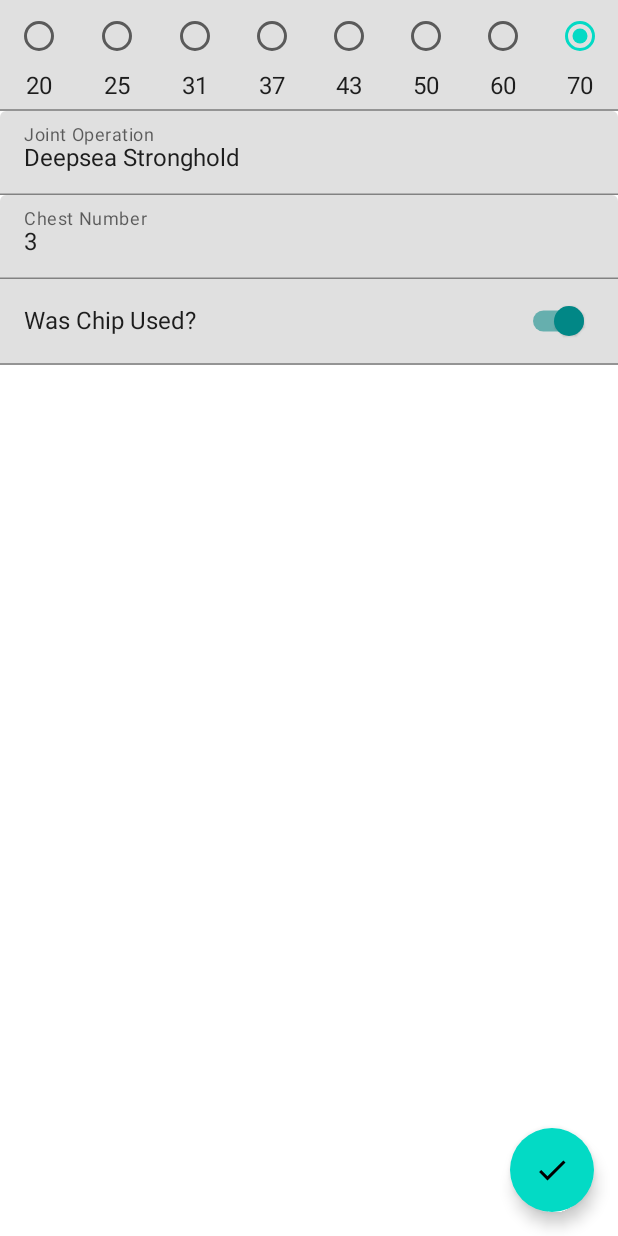
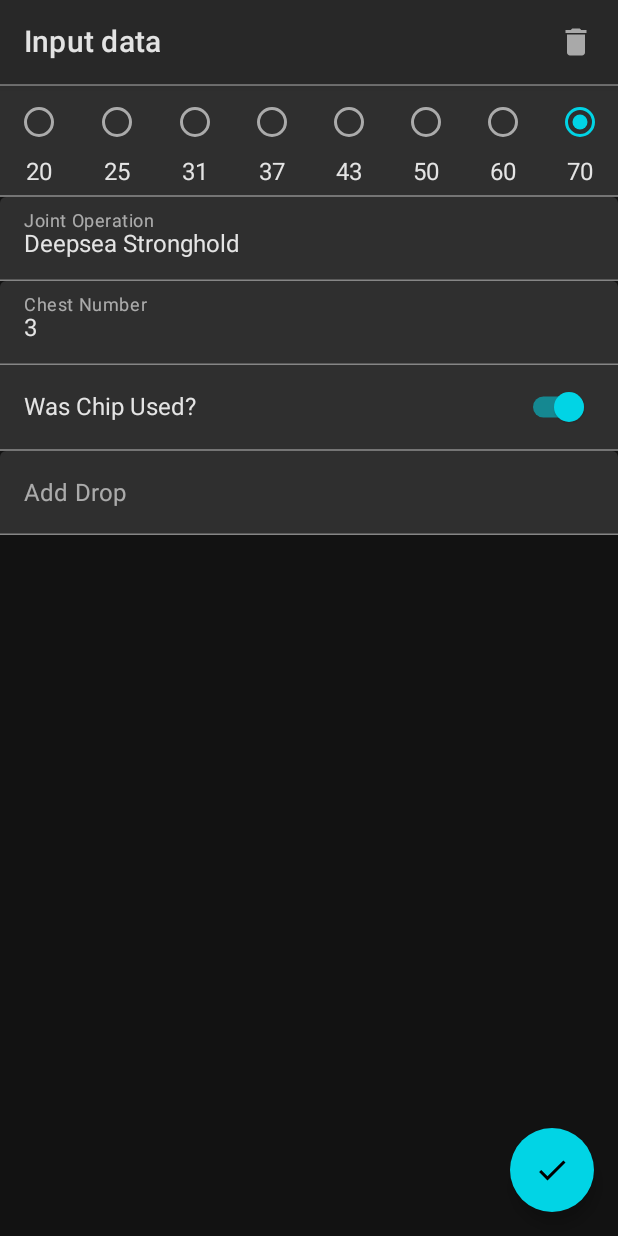
Before and after one commit to ceribe/tower-of-fantasy-assistant, an Android app built with Jetpack Compose: the screen it shows after launch (MainActivity), after a tap on "Add", on a phone screen of 412 x 824 dp. Run offline under Robolectric (Android 15) with nearby library versions, the phone set to English and light mode, and no system bars; our stand-ins replace Dagger/Hilt's generated code, Room's generated code, accompanist.

Commit message:
Fix colors; Add most of the data input functionality; Add UI for jo drops list; Add tests

```diff
--- a/app/build.gradle
+++ b/app/build.gradle
@@ -82,4 +82,7 @@ dependencies {
 
     // Additional icons
     implementation "androidx.compose.material:material-icons-extended:$compose_ui_version"
+
+    // Status bar color needs this
+    implementation "com.google.accompanist:accompanist-systemuicontroller:0.17.0"
 }
--- a/app/src/main/java/com/kagamiapps/tofassistant/data/Converters.kt
+++ b/app/src/main/java/com/kagamiapps/tofassistant/data/Converters.kt
@@ -5,7 +5,7 @@ import com.kagamiapps.tofassistant.data.consts.Drop
 import com.kagamiapps.tofassistant.data.consts.JODifficulty
 import com.kagamiapps.tofassistant.data.consts.JointOperation
 
-class Converters {
+object Converters {
 
     @TypeConverter
     fun fromDropList(drops: List<Drop>): String {
@@ -14,6 +14,8 @@ class Converters {
 
     @TypeConverter
     fun toDropList(drops: String): List<Drop> {
+        if (drops == "")
+            return emptyList()
         return drops.split(",").map { Drop.getById(it.toInt()) }
     }
 
--- a/app/src/main/java/com/kagamiapps/tofassistant/data/JOLootDao.kt
+++ b/app/src/main/java/com/kagamiapps/tofassistant/data/JOLootDao.kt
@@ -16,6 +16,9 @@ interface JOLootDao {
     @Delete
     suspend fun deleteLoot(loot: JOLoot)
 
+    @Query("DELETE FROM joloot WHERE id = :id")
+    suspend fun deleteLootById(id: Int)
+
     @Query("SELECT * FROM joloot WHERE id = :id")
     suspend fun getLootById(id: Int): JOLoot?
 
--- a/app/src/main/java/com/kagamiapps/tofassistant/data/JOLootRepository.kt
+++ b/app/src/main/java/com/kagamiapps/tofassistant/data/JOLootRepository.kt
@@ -8,6 +8,8 @@ interface JOLootRepository {
 
     suspend fun deleteLoot(loot: JOLoot)
 
+    suspend fun deleteLootById(id: Int)
+
     suspend fun getLootById(id: Int): JOLoot?
 
     fun getLoots(): Flow<List<JOLoot>>
--- a/app/src/main/java/com/kagamiapps/tofassistant/data/JOLootRepositoryImpl.kt
+++ b/app/src/main/java/com/kagamiapps/tofassistant/data/JOLootRepositoryImpl.kt
@@ -9,6 +9,8 @@ class JOLootRepositoryImpl(
 
     override suspend fun deleteLoot(loot: JOLoot) = dao.deleteLoot(loot)
 
+    override suspend fun deleteLootById(id: Int) = dao.deleteLootById(id)
+
     override suspend fun getLootById(id: Int) = dao.getLootById(id)
 
     override fun getLoots(): Flow<List<JOLoot>> = dao.getLoots()
--- a/app/src/main/java/com/kagamiapps/tofassistant/data/consts/Drop.kt
+++ b/app/src/main/java/com/kagamiapps/tofassistant/data/consts/Drop.kt
@@ -1,46 +1,54 @@
 package com.kagamiapps.tofassistant.data.consts
 
-enum class Drop(val id: Int, val itemName: String) {
-    SSRHelm(1, "SSR Helm"),
-    SSRSpaulders(2, "SSR Spaulders"),
-    SSRArmor(3, "SSR Armor"),
-    SSRBracers(4, "SSR Bracers"),
-    SSRBelt(5, "SSR Belt"),
-    SSRHandguards(6, "SSR Handguards"),
-    SSRLegguards(7, "SSR Legguards"),
-    SSRSabatons(8, "SSR Sabatons"),
+enum class Drop(val id: Int, val itemName: String, val type: DropType) {
+    SSRHelm(1, "SSR Helm", DropType.SSREquipment),
+    SSRSpaulders(2, "SSR Spaulders", DropType.SSREquipment),
+    SSRArmor(3, "SSR Armor", DropType.SSREquipment),
+    SSRBracers(4, "SSR Bracers", DropType.SSREquipment),
+    SSRBelt(5, "SSR Belt", DropType.SSREquipment),
+    SSRHandguards(6, "SSR Handguards", DropType.SSREquipment),
+    SSRLegguards(7, "SSR Legguards", DropType.SSREquipment),
+    SSRSabatons(8, "SSR Sabatons", DropType.SSREquipment),
 
-    SRHelmet(9, "SR Helmet"),
-    SRShoulderguards(10, "SR Shoulderguards"),
-    SRSuit(11, "SR Suit"),
-    SRArmbands(12, "SR Armbands"),
-    SRBelt(13, "SR Belt"),
-    SRGloves(14, "SR Gloves"),
-    SRLeggings(15, "SR Leggings"),
-    SRBoots(16, "SR Boots"),
+    SRHelmet(9, "SR Helmet", DropType.SREquipment),
+    SRShoulderguards(10, "SR Shoulderguards", DropType.SREquipment),
+    SRSuit(11, "SR Suit", DropType.SREquipment),
+    SRArmbands(12, "SR Armbands", DropType.SREquipment),
+    SRBelt(13, "SR Belt", DropType.SREquipment),
+    SRGloves(14, "SR Gloves", DropType.SREquipment),
+    SRLeggings(15, "SR Leggings", DropType.SREquipment),
+    SRBoots(16, "SR Boots", DropType.SREquipment),
 
-    HumaMatrix(17, "Huma Matrix"),
-    SamirMatrix(18, "Samir Matrix"),
-    KingMatrix(19, "KING Matrix"),
-    CrowMatrix(20, "Crow Matrix"),
-    MerylMatrix(21, "Meryl Matrix"),
-    ZeroMatrix(22, "ZeroMatrix"),
-    CocoritterMatrix(23, "Cocoritter Matrix"),
-    ShiroMatrix(24, "Shiro Matrix"),
-    TsubasaMatrix(25, "Tsubasa Matrix"),
+    HumaMatrix(17, "Huma Matrix", DropType.SSRMatrix),
+    SamirMatrix(18, "Samir Matrix", DropType.SSRMatrix),
+    KingMatrix(19, "KING Matrix", DropType.SSRMatrix),
+    CrowMatrix(20, "Crow Matrix", DropType.SSRMatrix),
+    MerylMatrix(21, "Meryl Matrix", DropType.SSRMatrix),
+    ZeroMatrix(22, "Zero Matrix", DropType.SSRMatrix),
+    CocoritterMatrix(23, "Cocoritter Matrix", DropType.SSRMatrix),
+    ShiroMatrix(24, "Shiro Matrix", DropType.SSRMatrix),
+    TsubasaMatrix(25, "Tsubasa Matrix", DropType.SSRMatrix),
 
-    RobargMatrix(26, "Robarg Matrix"),
-    BaiLangMatrix(27, "Bai Lang Matrix"),
-    FrostBotMatrix(28, "Frost Bot Matrix"),
-    EchoMatrix(29, "Echo Matrix"),
-    ApophisMatrix(30, "Apophis Matrix"),
-    HildaMatrix(31, "Hilda Matrix"),
-    SobekMatrix(32, "Sobek Matrix"),
-    EneMatrix(33, "Ene Matrix"),
-    BarbarossaMatrix(34, "Barbarossa Matrix"),
-    PepperMatrix(35, "Pepper Matrix");
+    RobargMatrix(26, "Robarg Matrix", DropType.SRMatrix),
+    BaiLangMatrix(27, "Bai Lang Matrix", DropType.SRMatrix),
+    FrostBotMatrix(28, "Frost Bot Matrix", DropType.SRMatrix),
+    EchoMatrix(29, "Echo Matrix", DropType.SRMatrix),
+    ApophisMatrix(30, "Apophis Matrix", DropType.SRMatrix),
+    HildaMatrix(31, "Hilda Matrix", DropType.SRMatrix),
+    SobekMatrix(32, "Sobek Matrix", DropType.SRMatrix),
+    EneMatrix(33, "Ene Matrix", DropType.SRMatrix),
+    BarbarossaMatrix(34, "Barbarossa Matrix", DropType.SRMatrix),
+    PepperMatrix(35, "Pepper Matrix", DropType.SRMatrix);
 
     companion object {
         fun getById(id: Int) = values().first { it.id == id }
+        fun getByName(name: String) = values().first { it.itemName == name }
     }
 }
+
+enum class DropType {
+    SREquipment,
+    SSREquipment,
+    SRMatrix,
+    SSRMatrix
+}
--- a/app/src/main/java/com/kagamiapps/tofassistant/data/consts/JointOperation.kt
+++ b/app/src/main/java/com/kagamiapps/tofassistant/data/consts/JointOperation.kt
@@ -53,6 +53,8 @@ enum class JointOperation(
         fun getById(id: Int) = values().first { it.id == id }
         fun getByName(name: String) = values().first { it.instanceName == name }
     }
+
+    fun getAllDrops() = equipmentSR + equipmentSSR + matrixSR + matrixSSR
 }
 
 enum class JODifficulty(val level: Int) {
--- a/app/src/main/java/com/kagamiapps/tofassistant/ui/add_edit_jo_loot/AddEditJOLootEvent.kt
+++ b/app/src/main/java/com/kagamiapps/tofassistant/ui/add_edit_jo_loot/AddEditJOLootEvent.kt
@@ -11,4 +11,7 @@ sealed class AddEditJOLootEvent {
     data class OnJOChange(val jo: JointOperation): AddEditJOLootEvent()
     data class OnChestNoChange(val chestNo: Int): AddEditJOLootEvent()
     object OnSaveJOLootClick: AddEditJOLootEvent()
+    object OnDeleteClick: AddEditJOLootEvent()
+    data class OnAddNewDrop(val drop: Drop): AddEditJOLootEvent()
+    data class OnDeleteDrop(val index: Int): AddEditJOLootEvent()
 }
--- a/app/src/main/java/com/kagamiapps/tofassistant/ui/add_edit_jo_loot/AddEditJOLootScreen.kt
+++ b/app/src/main/java/com/kagamiapps/tofassistant/ui/add_edit_jo_loot/AddEditJOLootScreen.kt
@@ -3,10 +3,16 @@ package com.kagamiapps.tofassistant.ui.add_edit_jo_loot
 import androidx.compose.foundation.background
 import androidx.compose.foundation.clickable
 import androidx.compose.foundation.layout.*
+import androidx.compose.foundation.lazy.LazyColumn
+import androidx.compose.foundation.lazy.items
+import androidx.compose.foundation.lazy.itemsIndexed
+import androidx.compose.foundation.rememberScrollState
 import androidx.compose.foundation.selection.selectable
+import androidx.compose.foundation.verticalScroll
 import androidx.compose.material.*
 import androidx.compose.material.icons.Icons
 import androidx.compose.material.icons.filled.Check
+import androidx.compose.material.icons.filled.Delete
 import androidx.compose.runtime.Composable
 import androidx.compose.runtime.LaunchedEffect
 import androidx.compose.ui.Alignment
@@ -14,6 +20,7 @@ import androidx.compose.ui.Modifier
 import androidx.compose.ui.graphics.Color
 import androidx.compose.ui.unit.dp
 import androidx.hilt.navigation.compose.hiltViewModel
+import com.kagamiapps.tofassistant.data.consts.Drop
 import com.kagamiapps.tofassistant.data.consts.JODifficulty
 import com.kagamiapps.tofassistant.data.consts.JointOperation
 import com.kagamiapps.tofassistant.ui.composables.ComboBox
@@ -36,6 +43,23 @@ fun AddEditJOLootScreen(
     }
     Scaffold(
         scaffoldState = scaffoldState,
+        topBar = {
+                 TopAppBar(
+                     title = { Text(text = "Input data") },
+                     actions = {
+                         IconButton(
+                             onClick = {
+                                 viewModel.onEvent(AddEditJOLootEvent.OnDeleteClick)
+                             }
+                         ) {
+                             Icon(
+                                 imageVector = Icons.Default.Delete,
+                                 contentDescription = "Delete"
+                             )
+                         }
+                     }
+                 )
+        },
         modifier = Modifier
             .fillMaxSize(),
         floatingActionButton = {
@@ -52,8 +76,10 @@ fun AddEditJOLootScreen(
         Column(
             modifier = Modifier
                 .fillMaxSize()
+                .verticalScroll(rememberScrollState())
                 .padding(paddingValues)
         ) {
+            GrayLine()
             Row(
                 horizontalArrangement = Arrangement.SpaceAround,
                 modifier = Modifier
@@ -106,7 +132,6 @@ fun AddEditJOLootScreen(
                     )
                 }
             )
-
             Row(
                 verticalAlignment = Alignment.CenterVertically,
                 horizontalArrangement = Arrangement.SpaceBetween,
@@ -125,7 +150,30 @@ fun AddEditJOLootScreen(
                 )
             }
             GrayLine()
-            // TODO Drops
+            Column(
+                modifier = Modifier
+                    .background(bgColor)
+            ) {
+                viewModel.drops.forEachIndexed { index, drop ->
+                    EditableDrop(drop, index, viewModel::onEvent)
+                    GrayLine()
+                }
+            }
+            ComboBox(
+                label = "Add Drop",
+                testTag = "ADD_DROP_COMBOBOX",
+                value = "",
+                suggestions = viewModel.jo.getAllDrops().map { it.itemName },
+                editable = false,
+                onChangeCallback = {
+                    viewModel.onEvent(
+                        AddEditJOLootEvent.OnAddNewDrop(
+                            Drop.getByName(it)
+                        )
+                    )
+                }
+            )
+            Spacer(modifier = Modifier.height(100.dp))
         }
     }
 }
@@ -139,3 +187,27 @@ fun GrayLine() {
             .background(MaterialTheme.colors.onSurface.copy(alpha = 0.42f))
     ) {}
 }
+
+@Composable
+fun EditableDrop(
+    drop: Drop,
+    index: Int,
+    onEvent: (AddEditJOLootEvent) -> Unit
+) {
+    Row(
+        modifier = Modifier
+            .fillMaxWidth()
+            .padding(5.dp)
+            .padding(start = 10.dp),
+        verticalAlignment = Alignment.CenterVertically,
+        horizontalArrangement = Arrangement.SpaceBetween
+    ) {
+        Text(text = drop.itemName)
+        IconButton(onClick = { onEvent(AddEditJOLootEvent.OnDeleteDrop(index)) }) {
+            Icon(
+                imageVector = Icons.Default.Delete,
+                contentDescription = "Delete Drop"
+            )
+        }
+    }
+}
--- a/app/src/main/java/com/kagamiapps/tofassistant/ui/jo_loot_list/JOLootListScreen.kt
+++ b/app/src/main/java/com/kagamiapps/tofassistant/ui/jo_loot_list/JOLootListScreen.kt
@@ -50,7 +50,7 @@ fun JOLootListScreen(
                 .fillMaxSize()
                 .padding(paddingValues)
         ) {
-            items(loots.value) {loot ->
+            items(loots.value.asReversed()) {loot ->
                 JOLootItem(
                     loot = loot,
                     onEvent = viewModel::onEvent,
--- a/app/src/main/java/com/kagamiapps/tofassistant/ui/theme/Color.kt
+++ b/app/src/main/java/com/kagamiapps/tofassistant/ui/theme/Color.kt
@@ -6,3 +6,8 @@ val Purple200 = Color(0xFFBB86FC)
 val Purple500 = Color(0xFF6200EE)
 val Purple700 = Color(0xFF3700B3)
 val Teal200 = Color(0xFF03DAC5)
+
+val AquaPastel = Color(0xff78bec4)
+val AquaPastelLight = Color(0xff88d8df)
+val AquaLight = Color(0xff01d4e5)
+val AquaDark = Color(0xff00727c)
--- a/app/src/main/java/com/kagamiapps/tofassistant/ui/theme/Theme.kt
+++ b/app/src/main/java/com/kagamiapps/tofassistant/ui/theme/Theme.kt
@@ -5,17 +5,18 @@ import androidx.compose.material.MaterialTheme
 import androidx.compose.material.darkColors
 import androidx.compose.material.lightColors
 import androidx.compose.runtime.Composable
+import com.google.accompanist.systemuicontroller.rememberSystemUiController
 
 private val DarkColorPalette = darkColors(
-    primary = Purple200,
-    primaryVariant = Purple700,
-    secondary = Teal200
+    primary = AquaPastel,
+    primaryVariant = AquaDark,
+    secondary = AquaLight
 )
 
 private val LightColorPalette = lightColors(
-    primary = Purple500,
-    primaryVariant = Purple700,
-    secondary = Teal200
+    primary = AquaPastelLight,
+    primaryVariant = AquaDark,
+    secondary = AquaLight
 
     /* Other default colors to override
     background = Color.White,
@@ -32,16 +33,22 @@ fun TowerOfFantasyAssistantTheme(
     darkTheme: Boolean = isSystemInDarkTheme(),
     content: @Composable () -> Unit
 ) {
-    val colors = if (darkTheme) {
-        DarkColorPalette
-    } else {
-        LightColorPalette
-    }
+//    I'm not allowing non-dark-mode here
+//    val colors = if (darkTheme) {
+//        DarkColorPalette
+//    } else {
+//        LightColorPalette
+//    }
 
     MaterialTheme(
-        colors = colors,
+        colors = DarkColorPalette,
         typography = Typography,
         shapes = Shapes,
         content = content
     )
+
+    val systemUiController = rememberSystemUiController()
+    systemUiController.setStatusBarColor(
+        color = AquaDark
+    )
 }
```
Also changed, not shown: app/src/main/java/com/kagamiapps/tofassistant/ui/add_edit_jo_loot/AddEditJOLootViewModel.kt (+14 -2 lines), app/src/main/java/com/kagamiapps/tofassistant/ui/jo_loot_list/JOLootItem.kt (+52 -1 lines), 1 other file.
